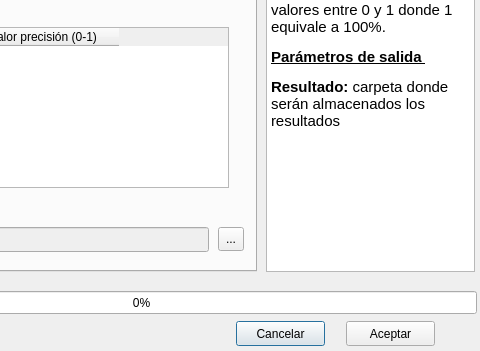
Above: aleatorios.ui from rdominguez10/accuracy_assessment before the change; both pictures show x 204 to 684 and y 199 to 550 of the 684 by 550 pixel window. Below: the same form after it.
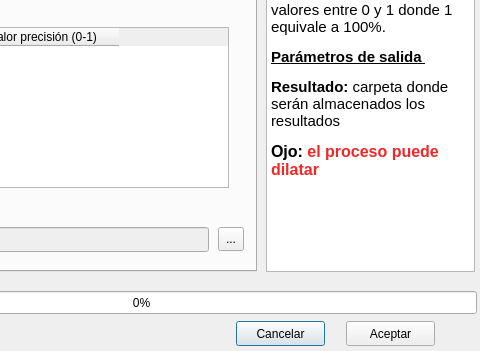
That is the form after the change.

Commit message: nuevo liga de manual

What changed in the file:
```diff
--- a/aleatorios.ui
+++ b/aleatorios.ui
@@ -50,7 +50,8 @@
 &lt;p style=&quot; margin-top:12px; margin-bottom:12px; margin-left:0px; margin-right:0px; -qt-block-indent:0; text-indent:0px;&quot;&gt;&lt;span style=&quot; font-weight:600;&quot;&gt;Distancia mínima:&lt;/span&gt; distancia mínima de separación para cada sitio. &lt;/p&gt;
 &lt;p style=&quot; margin-top:12px; margin-bottom:12px; margin-left:0px; margin-right:0px; -qt-block-indent:0; text-indent:0px;&quot;&gt;&lt;span style=&quot; font-weight:600;&quot;&gt;Ui: &lt;/span&gt;porcentaje aproximado de exactidud de cada clase, valores entre 0 y 1 donde 1 equivale a 100%. &lt;/p&gt;
 &lt;p style=&quot; margin-top:12px; margin-bottom:12px; margin-left:0px; margin-right:0px; -qt-block-indent:0; text-indent:0px;&quot;&gt;&lt;span style=&quot; font-weight:600; text-decoration: underline;&quot;&gt;Parámetros de salida &lt;/span&gt;&lt;/p&gt;
-&lt;p style=&quot; margin-top:12px; margin-bottom:12px; margin-left:0px; margin-right:0px; -qt-block-indent:0; text-indent:0px;&quot;&gt;&lt;span style=&quot; font-weight:600;&quot;&gt;Resultado:&lt;/span&gt; carpeta donde serán almacenados los resultados&lt;/p&gt;&lt;/body&gt;&lt;/html&gt;</string>
+&lt;p style=&quot; margin-top:12px; margin-bottom:12px; margin-left:0px; margin-right:0px; -qt-block-indent:0; text-indent:0px;&quot;&gt;&lt;span style=&quot; font-weight:600;&quot;&gt;Resultado:&lt;/span&gt; carpeta donde serán almacenados los resultados&lt;/p&gt;
+&lt;p style=&quot; margin-top:12px; margin-bottom:12px; margin-left:0px; margin-right:0px; -qt-block-indent:0; text-indent:0px;&quot;&gt;&lt;span style=&quot; font-size:12pt; font-weight:600;&quot;&gt;Ojo: &lt;/span&gt;&lt;span style=&quot; font-size:12pt; font-weight:600; color:#ef2929;&quot;&gt;el proceso puede dilatar&lt;/span&gt;&lt;/p&gt;&lt;/body&gt;&lt;/html&gt;</string>
    </property>
   </widget>
   <widget class="QTabWidget" name="tabWidget">
```
